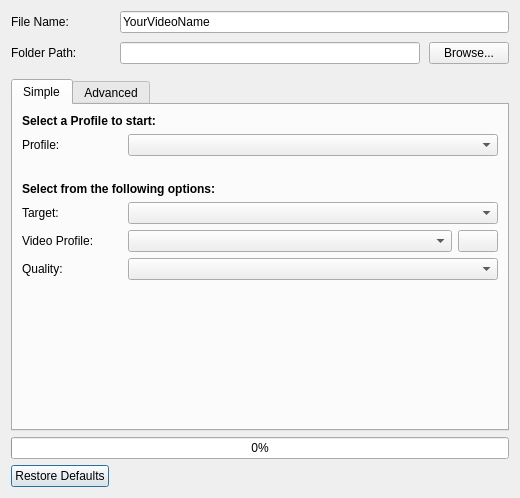
Before: the Qt Designer form src/windows/ui/export.ui in OpenShot/openshot-qt, drawn with Qt 5.
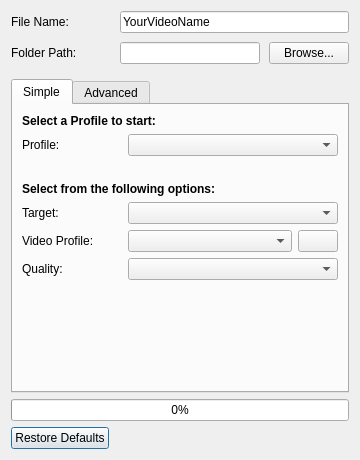
After: the same form once the commit is applied. Icons and pictures are not drawn. Custom widgets are drawn as their Qt base class.

Commit message:
Open the export dialog at 360x460
The dialog grows to its layout minimum where a theme needs more height.
In narrow tabs the folder link reads "Show in Folder" (full text in its
tooltip) instead of clipping beside the primary button.

What changed in the file:
```diff
--- a/src/windows/ui/export.ui
+++ b/src/windows/ui/export.ui
@@ -6,8 +6,8 @@
    <rect>
     <x>0</x>
     <y>0</y>
-    <width>520</width>
-    <height>498</height>
+    <width>360</width>
+    <height>460</height>
    </rect>
   </property>
   <property name="sizePolicy">
```
The commit also changes 2 other files.
